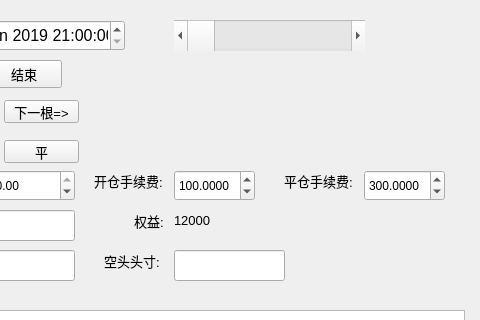
The window that FutureSystem/traindlg.ui (spartawwy/FForcast_train) describes before a commit, drawn with Qt 5; both pictures show x 146 to 626 and y 0 to 320 of the 626 by 608 pixel window.
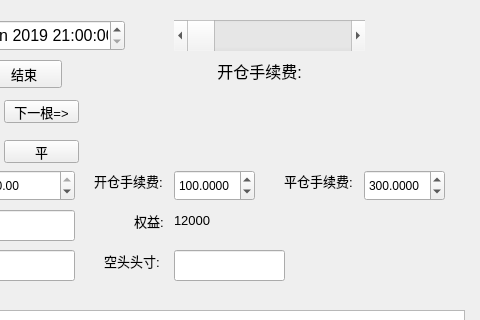
The same window after the commit.

Commit message: reallizing train trade : start date

Diff of the .ui file:
```diff
--- a/FutureSystem/traindlg.ui
+++ b/FutureSystem/traindlg.ui
@@ -474,6 +474,27 @@
     <enum>Qt::Horizontal</enum>
    </property>
   </widget>
+  <widget class="QLabel" name="lab_start_date">
+   <property name="geometry">
+    <rect>
+     <x>330</x>
+     <y>60</y>
+     <width>151</width>
+     <height>21</height>
+    </rect>
+   </property>
+   <property name="font">
+    <font>
+     <pointsize>12</pointsize>
+    </font>
+   </property>
+   <property name="text">
+    <string>开仓手续费:</string>
+   </property>
+   <property name="alignment">
+    <set>Qt::AlignCenter</set>
+   </property>
+  </widget>
  </widget>
  <resources/>
  <connections/>
```
The commit also changes 11 other files.
